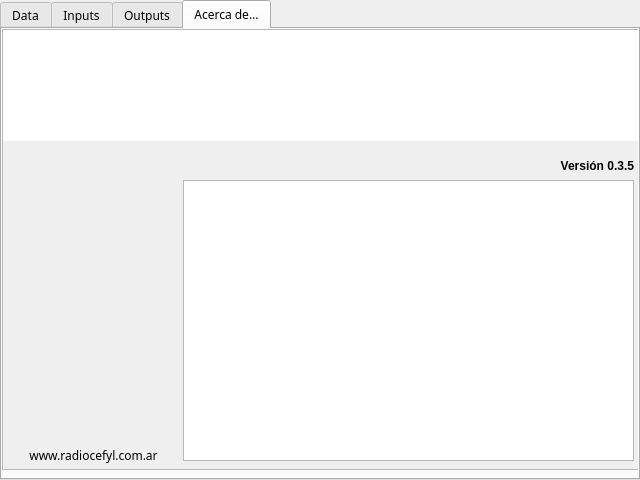
Old version of the form ui/gunther.ui in the repository Canta/gunther.
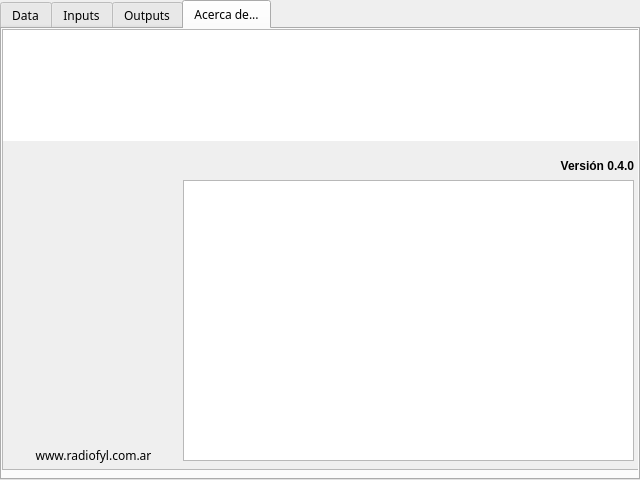
New version of the form. Icons and pictures are not drawn.

Commit message: Removed old radiocefyl references, and updated the version displayed in the UI.

What changed in the file:
```diff
--- a/ui/gunther.ui
+++ b/ui/gunther.ui
@@ -351,7 +351,7 @@
          </font>
         </property>
         <property name="text">
-         <string>Versión 0.3.5</string>
+         <string>Versión 0.4.0</string>
         </property>
         <property name="alignment">
          <set>Qt::AlignRight|Qt::AlignTrailing|Qt::AlignVCenter</set>
@@ -367,7 +367,7 @@
          </rect>
         </property>
         <property name="text">
-         <string>www.radiocefyl.com.ar</string>
+         <string>www.radiofyl.com.ar</string>
         </property>
         <property name="alignment">
          <set>Qt::AlignCenter</set>
```
Left out of the diff: 2 changed lines with no effect on the pictures. The commit also changes 2 other files.
